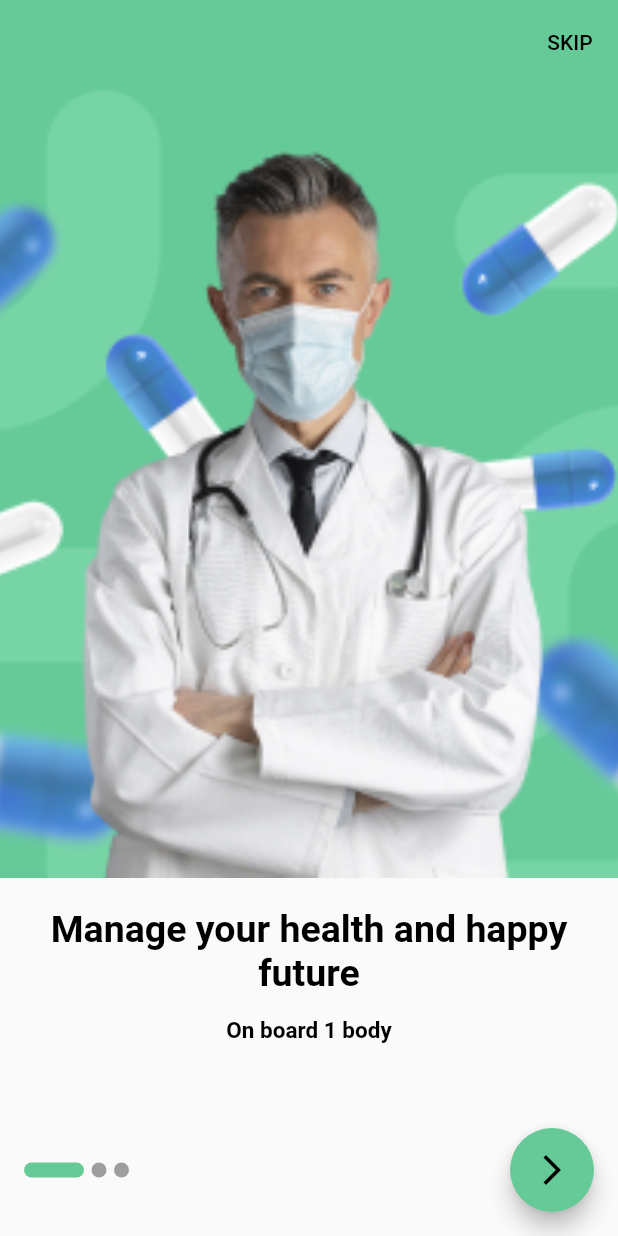
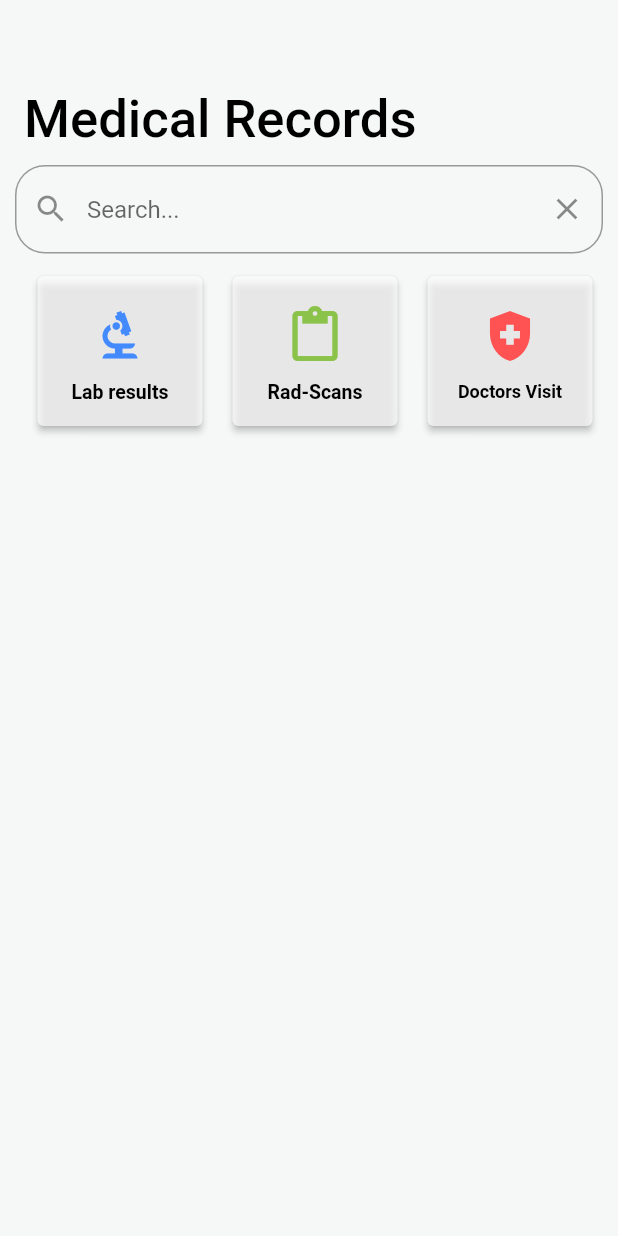
Before and after one commit to ahmedosama8/Grad_Project, a Flutter app: the screen it shows after launch, on a phone screen of 412 x 824 dp. Run offline on Flutter 3.47's test engine with Material 2 defaults, Android fonts, the phone set to English and light mode, and no system bars; drawn by our look-alikes of smooth_page_indicator; our stand-ins replace firebase_auth, firebase_core, google_fonts, persistent_bottom_nav_bar; accounts and stored records are empty.

Commit message:
my medical records init

```diff
--- a/mobile_app/lib/main.dart
+++ b/mobile_app/lib/main.dart
@@ -9,18 +9,14 @@ import 'package:mobile_app/pages/welcome_page.dart';
 import 'pages/login.dart';
 import 'pages/signup.dart';
 import 'package:firebase_core/firebase_core.dart';
+import 'pages/my_medical_records.dart';
 
-void main() async
-{
+void main() async {
   WidgetsFlutterBinding.ensureInitialized();
   await Firebase.initializeApp();
 
-
   runApp(const MyApp());
-
-
 }
-
 
 class MyApp extends StatelessWidget {
   const MyApp({super.key});
@@ -29,6 +25,7 @@ class MyApp extends StatelessWidget {
   Widget build(BuildContext context) {
     return MaterialApp(
         debugShowCheckedModeBanner: false,
+        initialRoute: 'my_medical_records',
         theme: ThemeData(
           primarySwatch: primary,
         ),
@@ -36,13 +33,11 @@ class MyApp extends StatelessWidget {
         //home: const WelcomePage(),
         //initialRoute: '/auth',
         routes: {
-        '/':(context) => const AppScreen(),
+          '/': (context) => const AppScreen(),
           'login': (context) => const Login(),
           'signup': (context) => const SignUp(),
-        'profile':(context) => const WelcomePage(),
-
-
-  }
-    );
+          'profile': (context) => const WelcomePage(),
+          'my_medical_records': (context) => const My_Medical_Records(),
+        });
   }
 }
--- a/mobile_app/lib/navBar.dart
+++ b/mobile_app/lib/navBar.dart
@@ -13,7 +13,7 @@ List<PersistentBottomNavBarItem> navBarsItems() {
     PersistentBottomNavBarItem(
       icon: const Icon(Icons.receipt_long),
       title: ("Records"),
-        activeColorPrimary:Color(0XFF66CA98) ,
+      activeColorPrimary: Color(0XFF66CA98),
       inactiveColorPrimary: CupertinoColors.systemGrey,
     ),
     PersistentBottomNavBarItem(
--- /dev/null
+++ b/mobile_app/lib/pages/my_medical_records.dart
@@ -0,0 +1,160 @@
+import 'package:flutter/material.dart';
+import 'package:flutter/src/widgets/framework.dart';
+import 'package:flutter/src/widgets/placeholder.dart';
+import 'package:mobile_app/colors.dart';
+
+class My_Medical_Records extends StatefulWidget {
+  const My_Medical_Records({super.key});
+
+  @override
+  State<My_Medical_Records> createState() => _My_Medical_RecordsState();
+}
+
+class _My_Medical_RecordsState extends State<My_Medical_Records> {
+  // This controller will store the value of the search bar
+  final TextEditingController _searchController = TextEditingController();
+  @override
+  Widget build(BuildContext context) {
+    return Scaffold(
+      backgroundColor: Color.fromARGB(201, 244, 246, 245),
+      appBar: AppBar(
+        title: Padding(
+          padding: const EdgeInsets.fromLTRB(0, 60, 0, 0),
+          child: Text(
+            'Medical Records',
+            style: TextStyle(
+              color: Colors.black,
+              fontSize: 35,
+            ),
+          ),
+        ),
+        backgroundColor: Colors.transparent,
+        toolbarHeight: 100,
+        elevation: 0,
+      ),
+      body: Padding(
+        padding: const EdgeInsets.all(10.0),
+        child: Column(
+          children: <Widget>[
+            TextField(
+              onSubmitted: (value) {
+                print(_searchController.text);
+              },
+              controller: _searchController,
+              decoration: InputDecoration(
+                hintText: 'Search...',
+                // Add a clear button to the search bar
+                suffixIcon: IconButton(
+                  icon: Icon(Icons.clear),
+                  onPressed: () => _searchController.clear(),
+                ),
+                // Add a search icon or button to the search bar
+                prefixIcon: Icon(Icons.search),
+                border: OutlineInputBorder(
+                  borderRadius: BorderRadius.circular(20.0),
+                ),
+              ),
+            ),
+            Padding(
+              padding: const EdgeInsets.fromLTRB(15, 15, 0, 0),
+              child: Row(
+                children: [
+                  SizedBox(
+                    width: 110,
+                    height: 100,
+                    child: ElevatedButton(
+                      style: ElevatedButton.styleFrom(
+                          backgroundColor: Color.fromARGB(175, 255, 255, 255)),
+                      onPressed: () {
+                        print('lab results');
+                      },
+                      child: Column(
+                        children: [
+                          SizedBox(height: 20),
+                          Icon(
+                            Icons.biotech,
+                            color: Colors.blueAccent,
+                            size: 40,
+                          ),
+                          SizedBox(height: 10),
+                          Text(
+                            'Lab results',
+                            style: TextStyle(
+                                fontWeight: FontWeight.bold, fontSize: 13),
+                          ),
+                        ],
+                      ),
+                    ),
+                  ),
+                  SizedBox(
+                    width: 20,
+                  ),
+                  SizedBox(
+                    width: 110,
+                    height: 100,
+                    child: ElevatedButton(
+                      style: ElevatedButton.styleFrom(
+                          backgroundColor: Color.fromARGB(175, 255, 255, 255)),
+                      onPressed: () {
+                        print('reports');
+                      },
+                      child: Column(
+                        children: [
+                          SizedBox(height: 20),
+                          Icon(
+                            Icons.content_paste,
+                            size: 40,
+                            color: Colors.lightGreen,
+                          ),
+                          SizedBox(height: 10),
+                          Text(
+                            'Rad-Scans',
+                            style: TextStyle(
+                                fontWeight: FontWeight.bold, fontSize: 13),
+                          ),
+                        ],
+                      ),
+                    ),
+                  ),
+                  SizedBox(
+                    width: 20,
+                  ),
+                  SizedBox(
+                    width: 110,
+                    height: 100,
+                    child: ElevatedButton(
+                      style: ElevatedButton.styleFrom(
+                          backgroundColor: Color.fromARGB(175, 255, 255, 255)),
+                      onPressed: () {
+                        print('Doctor');
+                      },
+                      child: Column(
+                        children: [
+                          SizedBox(height: 20),
+                          Icon(
+                            Icons.health_and_safety,
+                            size: 40,
+                            color: Colors.redAccent,
+                          ),
+                          SizedBox(height: 10),
+                          Text(
+                            'Doctors Visit',
+                            style: TextStyle(
+                                fontWeight: FontWeight.bold, fontSize: 12),
+                          ),
+                        ],
+                      ),
+                    ),
+                  ),
+                ],
+              ),
+            ),
+            SizedBox(
+              height: 50,
+            ),
+          ],
+        ),
+      ),
+    );
+  }
+}
--- a/mobile_app/lib/pages/welcome_page.dart
+++ b/mobile_app/lib/pages/welcome_page.dart
@@ -5,13 +5,10 @@ import 'package:flutter/material.dart';
 import 'package:mobile_app/navBar.dart';
 import 'package:mobile_app/pages/home.dart';
 import 'package:mobile_app/pages/login.dart';
+import 'package:mobile_app/pages/my_medical_records.dart';
 import 'package:mobile_app/pages/signup.dart';
 import 'package:persistent_bottom_nav_bar/persistent_tab_view.dart';
 import 'package:flutter/cupertino.dart';
-
-
-
-
 
 class WelcomePage extends StatefulWidget {
   const WelcomePage({super.key});
@@ -29,27 +26,16 @@ class _WelcomePageState extends State<WelcomePage> {
         body: PersistentTabView(
           context,
           screens: screens(),
-        items: navBarsItems() ,
+          items: navBarsItems(),
           navBarStyle: NavBarStyle.style3,
         ),
-
-
       ),
     );
   }
 
-  List <Widget> screens(){
-      return [
-        TestPage(),
-        HomePage(),
-        Login(),
-        SignUp(),
-        Dosh()
-      ];
-
+  List<Widget> screens() {
+    return [TestPage(), My_Medical_Records(), Login(), SignUp(), Dosh()];
   }
-
-
 }
 
 class TestPage extends StatelessWidget {
@@ -64,23 +50,18 @@ class TestPage extends StatelessWidget {
         child: Column(
           mainAxisAlignment: MainAxisAlignment.center,
           children: [
-            Text('hello you are signed in',
-            style: TextStyle(
-              fontSize: 22
-            )),
-            Text(
-            user!.email! ,
-            style: TextStyle(
-              fontSize: 22
-            )),
-            MaterialButton(onPressed: (){
+            Text('hello you are signed in', style: TextStyle(fontSize: 22)),
+            Text(user!.email!, style: TextStyle(fontSize: 22)),
+            MaterialButton(
+              onPressed: () {
                 FirebaseAuth.instance.signOut();
               },
               color: Color(0XFF66CA98),
               child: Text('sign out'),
             )
           ],
-        ),     ),
+        ),
+      ),
     );
   }
 }
@@ -91,7 +72,8 @@ class Dosh extends StatelessWidget {
   @override
   Widget build(BuildContext context) {
     return Center(
-      child: Text('Dosh'),    );
+      child: Text('Dosh'),
+    );
   }
 }
 
```
Lines whose indentation alone changed are shown as unchanged.
